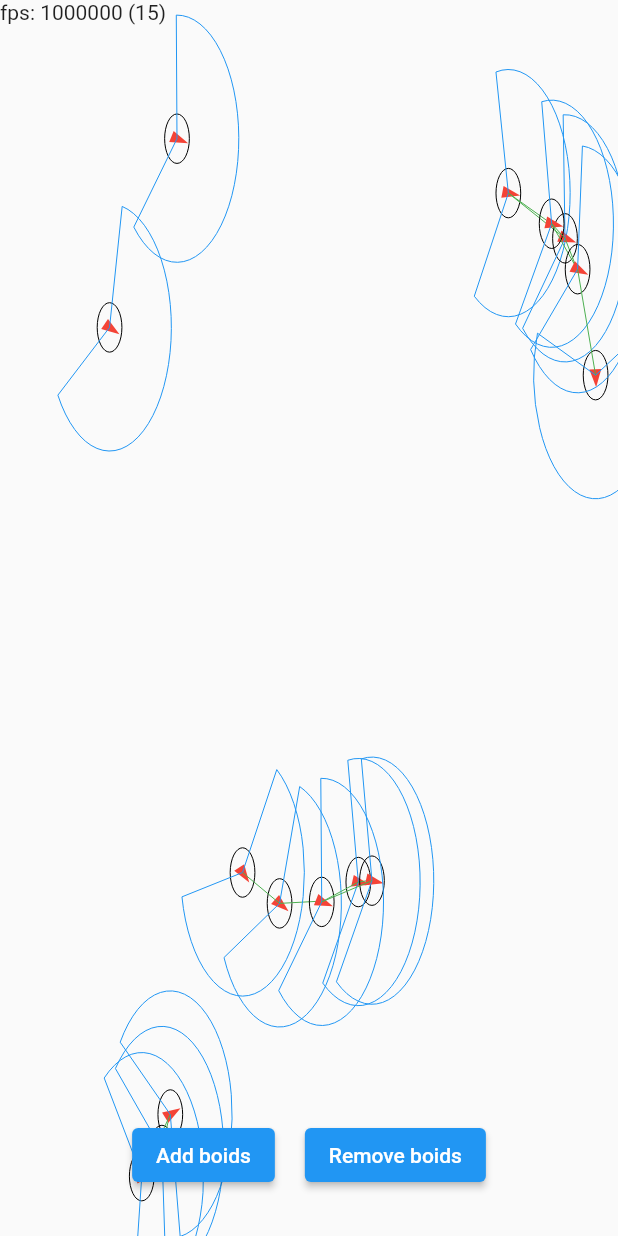
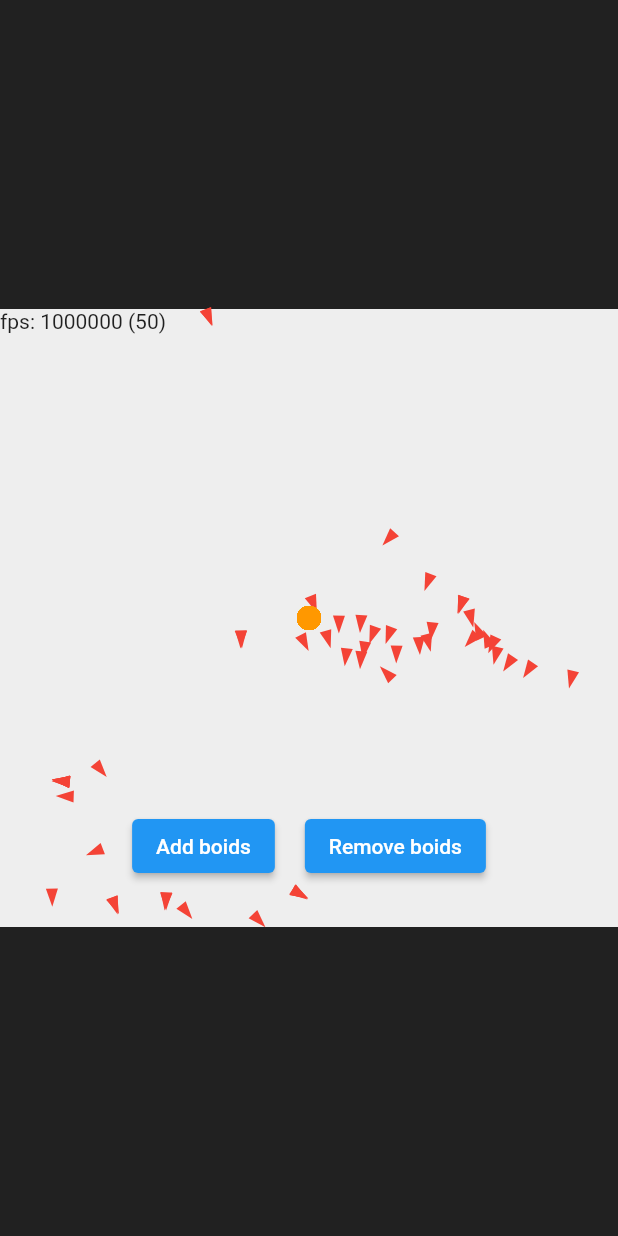
Before and after one commit to aidandavis/flutter_boids, a Flutter app: the screen it shows after launch, after a tap on "Add boids", after a tap on "Remove boids", on a phone screen of 412 x 824 dp. Run offline on Flutter 3.47's test engine with Material 2 defaults, Android fonts, the phone set to English and light mode, and no system bars.

Commit message:
move coherence

```diff
--- a/lib/main.dart
+++ b/lib/main.dart
@@ -31,7 +31,7 @@ class MyHomePage extends StatefulWidget {
 class _MyHomePageState extends State<MyHomePage>
     with SingleTickerProviderStateMixin {
   static const boidsPerOperation = 15;
-  static const boidLimit = 150;
+  static const boidLimit = 120;
 
   // list of boids
   final List<Boid> boids = [];
@@ -40,8 +40,8 @@ class _MyHomePageState extends State<MyHomePage>
   int lastFrameTime = 0;
   int dt = 0;
 
-  double speed = 0.1;
-  double maxTurnSpeed = 0.1;
+  double speed = 0.2;
+  double maxTurnSpeed = 0.05;
 
   double avoidanceDistance = 0.02;
   double avoidanceWeight = 0.5;
@@ -49,14 +49,16 @@ class _MyHomePageState extends State<MyHomePage>
   double awarenessArc = (5 / 4) * pi;
   double awarenessDistance = 0.1;
 
-  double coherenceWeight = 0.1;
+  double coherenceWeight = 0.2;
   double alignmentWeight = 0.1;
+
+  Offset coherencePosition = Offset(0.5, 0.5);
 
   @override
   void initState() {
     super.initState();
 
-    _addBoids(15);
+    _addBoids(50);
 
     createTicker(_tick)..start();
   }
@@ -88,7 +90,9 @@ class _MyHomePageState extends State<MyHomePage>
 
       boid.avoidOtherBoids(boids, ds);
 
-      boid.coherence(boids, ds);
+      // boid.coherence(boids, ds);
+
+      boid.cohereTowardPoint(coherencePosition);
 
       boid.alignment(boids, ds);
 
@@ -133,15 +137,37 @@ class _MyHomePageState extends State<MyHomePage>
     final safeDt = dt == 0 ? 1 : dt;
 
     return Scaffold(
-      body: CustomPaint(
-        painter: BoidPainter(boids),
+      body: Container(
+        color: Colors.grey[900],
+        child: Center(
+          child: SizedBox(
+            height: screenSize.shortestSide,
+            width: screenSize.shortestSide,
+            child: GestureDetector(
+              onPanUpdate: (details) {
+                setState(() {
+                  coherencePosition = Offset(
+                    details.localPosition.dx / screenSize.shortestSide,
+                    details.localPosition.dy / screenSize.shortestSide,
+                  );
+                });
+              },
+              child: CustomPaint(
+                foregroundPainter: BoidPainter(
+                  boids,
+                  coherencePosition,
+                  drawAvoidance: false,
+                  drawAwareness: false,
+                ),
                 child: Container(
+                  color: Colors.grey[200],
                   height: screenSize.height,
                   width: screenSize.width,
                   child: Stack(
                     children: [
                       Positioned(
-                child: Text('fps: ${1000000 ~/ safeDt} (${boids.length})'),
+                        child:
+                            Text('fps: ${1000000 ~/ safeDt} (${boids.length})'),
                       ),
                       Align(
                         alignment: Alignment.bottomCenter,
@@ -169,6 +195,10 @@ class _MyHomePageState extends State<MyHomePage>
                         ),
                       ),
                     ],
+                  ),
+                ),
+              ),
+            ),
           ),
         ),
       ),
@@ -325,17 +355,22 @@ class Boid {
         continue;
       }
 
-      if (_isAwareOfThisBoid(boid, ds)) {
+      // if (_isAwareOfThisBoid(boid, ds)) {
       sumX += boid.position.x;
       sumY += boid.position.y;
       sumBoids++;
-      }
+      // }
     }
 
     if (sumBoids > 0) {
       final com = Point(sumX / sumBoids, sumY / sumBoids);
       newDirection += _relativeDirectionToOtherPoint(com) * coherenceWeight;
     }
+  }
+
+  void cohereTowardPoint(Offset point) {
+    newDirection += _relativeDirectionToOtherPoint(Point(point.dx, point.dy)) *
+        coherenceWeight;
   }
 
   /// turn to match average direction of other boids
@@ -420,8 +455,12 @@ class Boid {
 
 class BoidPainter extends CustomPainter {
   final List<Boid> boids;
+  final Offset coherencePosition;
+  final bool drawAvoidance;
+  final bool drawAwareness;
 
-  BoidPainter(this.boids);
+  BoidPainter(this.boids, this.coherencePosition,
+      {this.drawAvoidance = true, this.drawAwareness = true});
 
   @override
   void paint(Canvas canvas, Size size) {
@@ -429,19 +468,20 @@ class BoidPainter extends CustomPainter {
       final boidOffset =
           Offset(boid.position.x * size.width, boid.position.y * size.height);
 
+      canvas.drawCircle(
+        coherencePosition.scale(size.width, size.height),
+        8,
+        Paint()..color = Colors.orange,
+      );
+
       _drawBoid(canvas, size, boid, boidOffset);
 
-      try {
+      if (drawAvoidance) {
         _drawAvoidance(canvas, size, boid, boidOffset);
-      } catch (e) {
-        print(e);
-        print('avoidance');
       }
-      try {
+
+      if (drawAwareness) {
         _drawAwareness(canvas, size, boid, boidOffset);
-      } catch (e) {
-        print(e);
-        print('awareness');
       }
     }
   }
```
Lines whose indentation alone changed are shown as unchanged.
